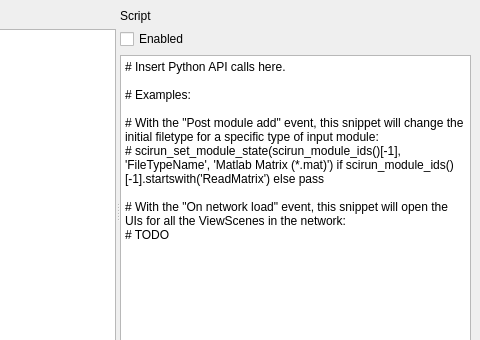
First picture: the form in src/Interface/Application/TriggeredEventsWindow.ui, repository SCIInstitute/SCIRun, before the edit; both pictures show x 245 to 725 and y 0 to 340 of the 725 by 422 pixel window.
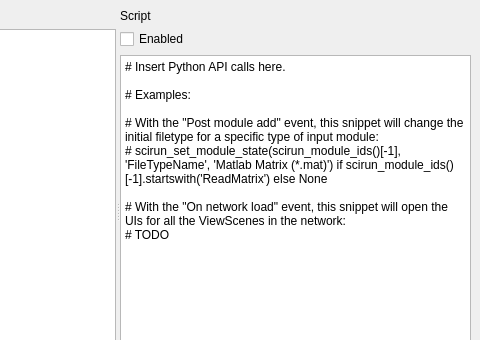
Second picture: the form after the edit.

Commit message: Post module add completely working

```diff
--- a/src/Interface/Application/TriggeredEventsWindow.ui
+++ b/src/Interface/Application/TriggeredEventsWindow.ui
@@ -112,7 +112,7 @@
 # Examples:
 
 # With the &quot;Post module add&quot; event, this snippet will change the initial filetype for a specific type of input module:
-# scirun_set_module_state(scirun_module_ids()[-1], 'FileTypeName', 'Matlab Matrix (*.mat)') if scirun_module_ids()[-1].startswith('ReadMatrix') else pass
+# scirun_set_module_state(scirun_module_ids()[-1], 'FileTypeName', 'Matlab Matrix (*.mat)') if scirun_module_ids()[-1].startswith('ReadMatrix') else None
 
 # With the &quot;On network load&quot; event, this snippet will open the UIs for all the ViewScenes in the network:
 # TODO</string>
```
The commit also changes 9 other files.
